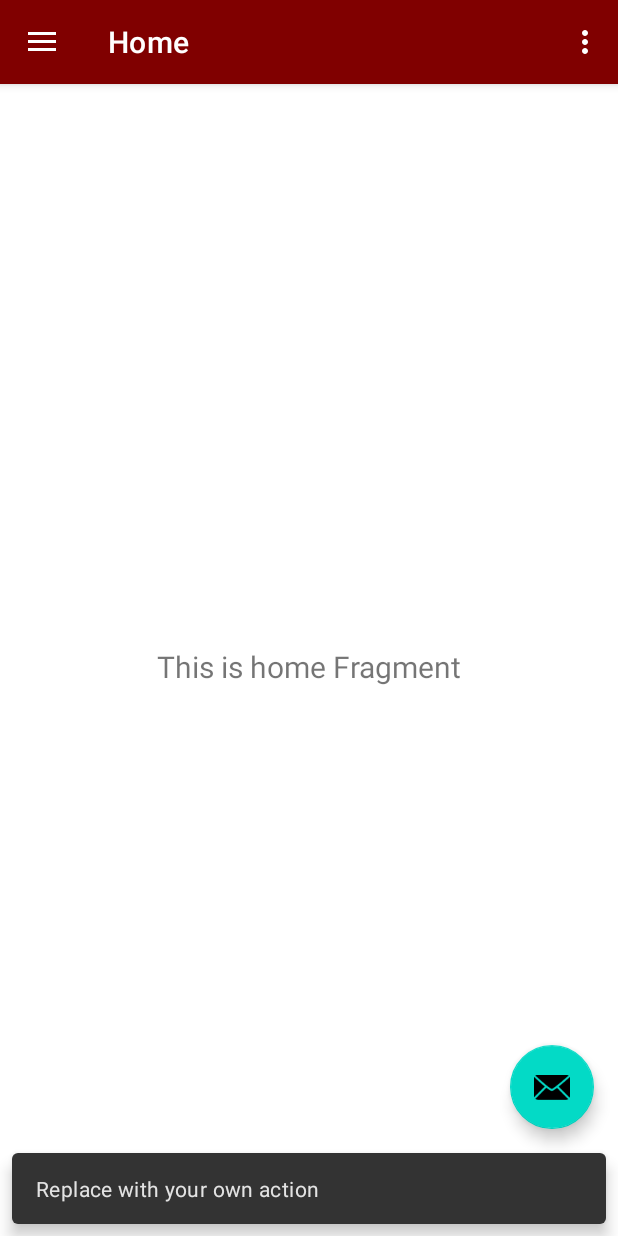
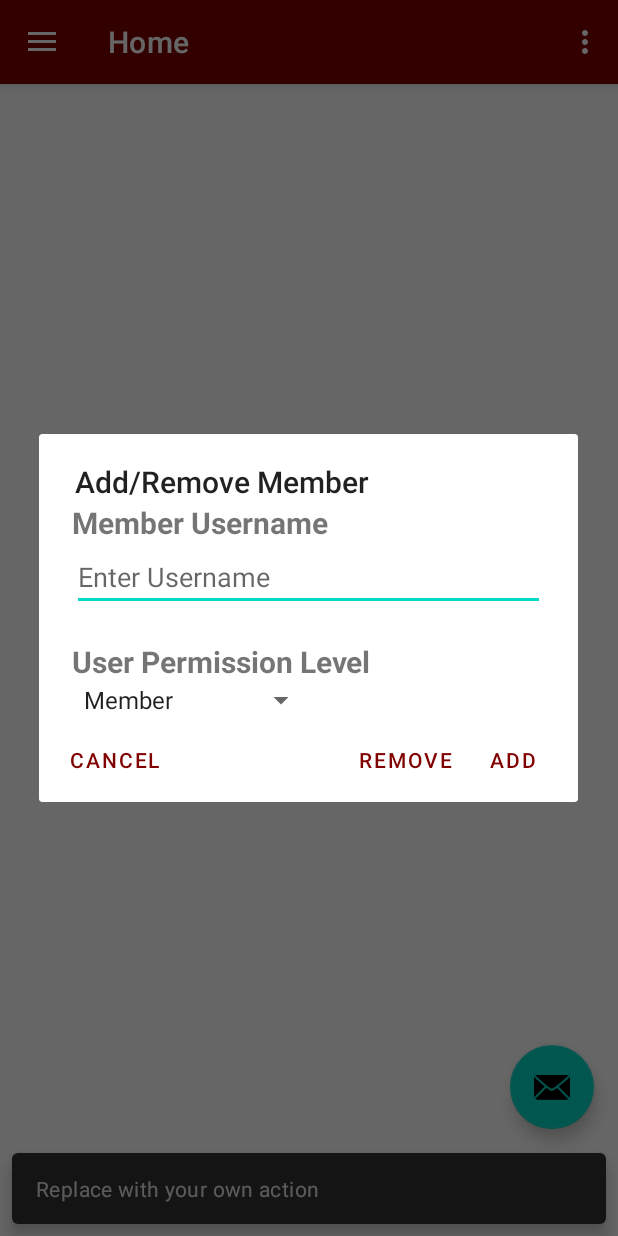
Before and after one commit to galaspp/CSSE483RoseProject, an Android app: the screen it shows after launch (MainActivity), after a tap on an icon or button, on a phone screen of 412 x 824 dp. Run offline under Robolectric (Android 15) with nearby library versions, the phone set to English and light mode, and no system bars; our stand-ins replace navigation-ui.

Commit message:
Figured out how to use spinner

```diff
--- a/RoseProject/app/src/main/java/edu/rosehulman/galaspp/roseproject/MainActivity.kt
+++ b/RoseProject/app/src/main/java/edu/rosehulman/galaspp/roseproject/MainActivity.kt
@@ -18,7 +18,9 @@ import androidx.navigation.ui.setupWithNavController
 import androidx.drawerlayout.widget.DrawerLayout
 import androidx.appcompat.app.AppCompatActivity
 import androidx.appcompat.widget.Toolbar
+import kotlinx.android.synthetic.main.add_remove_members_modal.view.*
 import kotlinx.android.synthetic.main.create_edit_task_modal.*
+import kotlinx.android.synthetic.main.create_edit_task_modal.view.*
 
 class MainActivity : AppCompatActivity() {
 
@@ -32,6 +34,7 @@ class MainActivity : AppCompatActivity() {
 
         val fab: FloatingActionButton = findViewById(R.id.fab)
         fab.setOnClickListener { view ->
+            showAddRemoveModal()
             Snackbar.make(view, "Replace with your own action", Snackbar.LENGTH_LONG)
                     .setAction("Action", null).show()
         }
@@ -106,11 +109,11 @@ class MainActivity : AppCompatActivity() {
         val view = LayoutInflater.from(this).inflate(R.layout.create_edit_task_modal, null, false)
         builder.setView(view)
 
-        val spinner2: Spinner = findViewById(R.id.spinner)
         var arrayVal = resources.getStringArray(R.array.task_status_arrry)
         var aa = ArrayAdapter(this, android.R.layout.simple_spinner_item, arrayVal)
         aa.setDropDownViewResource(android.R.layout.simple_spinner_dropdown_item)
-        spinner2.adapter = aa
+        view.spinner.adapter = aa
+
         builder.setPositiveButton("Save") { _, _ ->
 
         }
@@ -129,6 +132,11 @@ class MainActivity : AppCompatActivity() {
         builder.setView(view)
 
         //TODO: Add Spinner
+        val arrayVal = resources.getStringArray(R.array.member_Permissions)
+        val aa = ArrayAdapter(this, android.R.layout.simple_spinner_item, arrayVal)
+        aa.setDropDownViewResource(android.R.layout.simple_spinner_dropdown_item)
+        view.userPermissionSpinner.adapter = aa
+
         builder.setPositiveButton(R.string.add) { _, _ ->
 
         }
--- a/RoseProject/app/src/main/res/layout/add_remove_members_modal.xml
+++ b/RoseProject/app/src/main/res/layout/add_remove_members_modal.xml
@@ -37,7 +37,9 @@
 
     <Spinner
         android:id="@+id/userPermissionSpinner"
-        android:layout_width="match_parent"
-        android:layout_height="wrap_content"/>
+        android:layout_width="wrap_content"
+        android:layout_height="wrap_content"
+        android:layout_marginStart="22dp"
+        />
 
 </LinearLayout>
--- a/RoseProject/app/src/main/res/values/strings.xml
+++ b/RoseProject/app/src/main/res/values/strings.xml
@@ -47,4 +47,9 @@
         <item>Completed</item>
         <item>Halted</item>
     </string-array>
+
+    <string-array name="member_Permissions">
+        <item>Member</item>
+        <item>Admin/Owner</item>
+    </string-array>
 </resources>
```
Also changed, not shown: RoseProject/app/src/main/res/layout/create_edit_task_modal.xml (+7 -6 lines).
